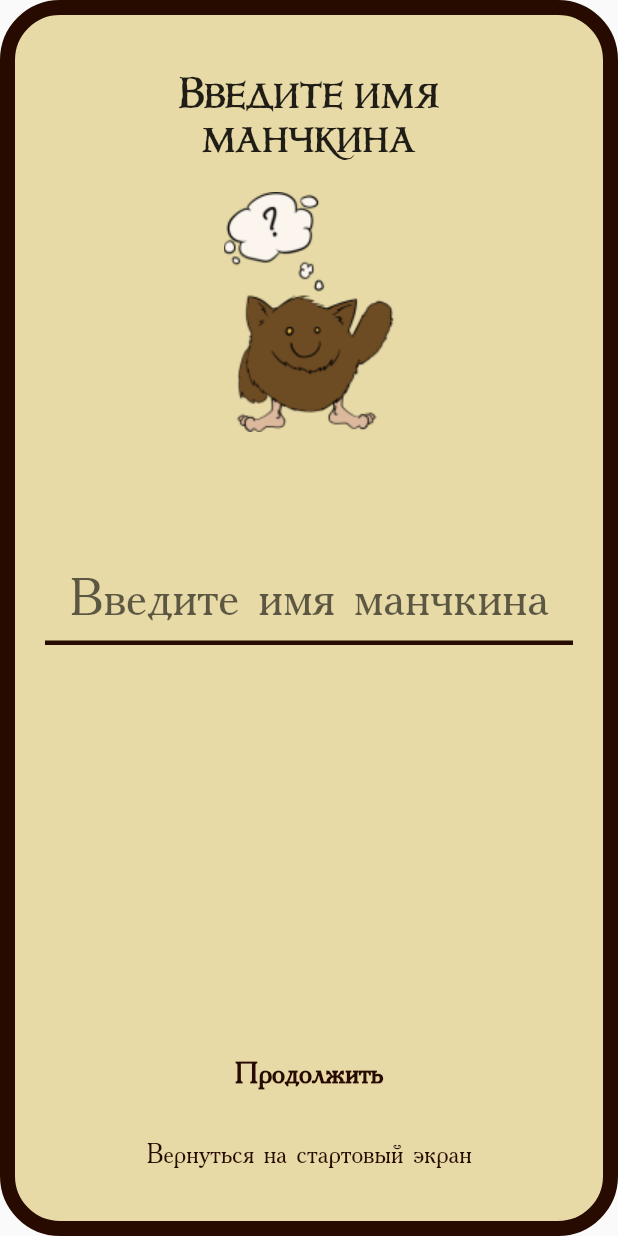
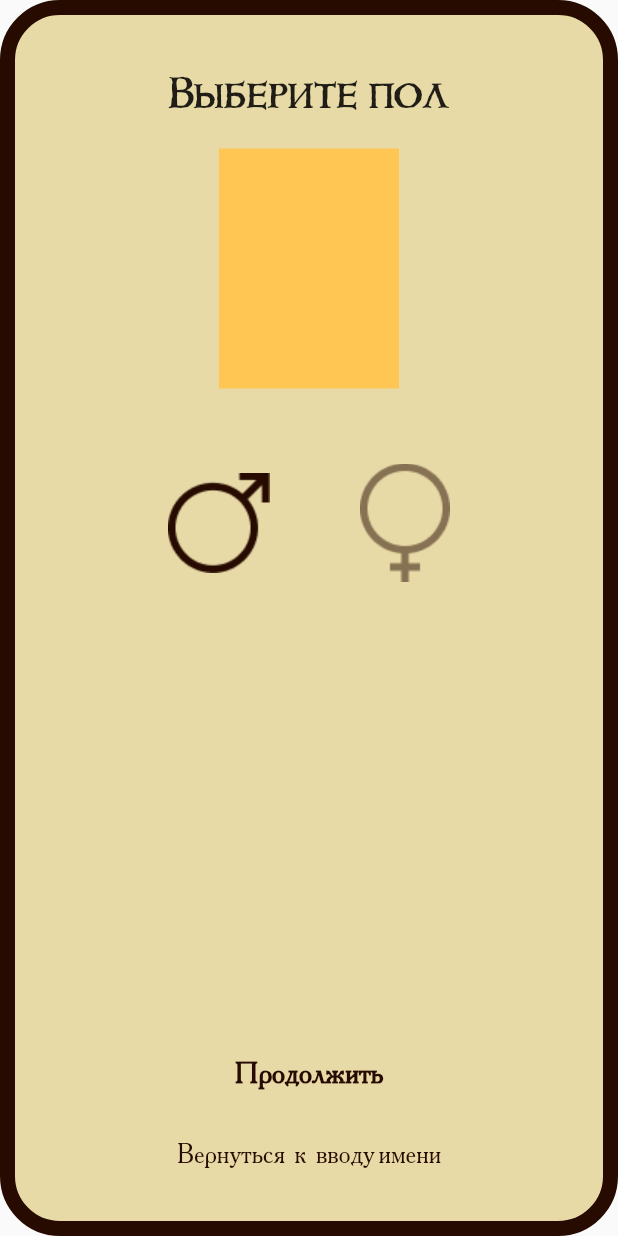
Before and after one commit to daiedy/munchkin_notebook, a Flutter app: the EnterNamePage screen opened by its route, after a tap on "Продолжить", on a phone screen of 412 x 824 dp. Run offline on Flutter 3.47's test engine with Material 2 defaults, Android fonts, the phone set to English and light mode, and no system bars; our stand-ins replace auto_route, pinput; generated files the repository leaves out were written again.

Commit message:
Создал страничку "Смена пола"

```diff
--- /dev/null
+++ b/lib/features/choose_gender_page/gender.dart
@@ -0,0 +1 @@
+enum Gender { male, female }
--- /dev/null
+++ b/lib/features/choose_gender_page/gender_controller.dart
@@ -0,0 +1,29 @@
+import 'package:munchkin_notebook1/features/choose_gender_page/gender.dart';
+
+class GenderController {
+  static const Gender _defaultGender = Gender.male;
+
+  GenderController({Gender initialGender = _defaultGender})
+      : _currentGender = initialGender;
+
+  Gender _currentGender = Gender.male;
+
+  Gender get getCurrentGender => _currentGender;
+
+  final List<Function(Gender)> _onGenderChangeListeners = [];
+
+  void addGenderListener(Function(Gender) onGenderChange) {
+    _onGenderChangeListeners.add(onGenderChange);
+  }
+
+  // void setGenderListener(Function(Gender) onGenderChange) {
+  //   _onGenderChange = onGenderChange;
+  // }
+
+  void setGender(Gender gender) {
+    _currentGender = gender;
+    _onGenderChangeListeners.forEach((onGenderChange) {
+      onGenderChange.call(_currentGender);
+    });
+  }
+}
--- /dev/null
+++ b/lib/features/choose_gender_page/presentation/choose_gender_page.dart
@@ -0,0 +1,68 @@
+import 'package:auto_route/auto_route.dart';
+import 'package:flutter/material.dart';
+import 'package:munchkin_notebook1/features/base_page/presentation/base_page.dart';
+import 'package:flutter_gen/gen_l10n/app_localizations.dart';
+import 'package:munchkin_notebook1/features/choose_gender_page/gender.dart';
+import 'package:munchkin_notebook1/features/choose_gender_page/gender_controller.dart';
+import 'package:munchkin_notebook1/features/choose_gender_page/presentation/gender_button.dart';
+import 'package:munchkin_notebook1/features/primary_button/presentation/primary_button.dart';
+import 'package:munchkin_notebook1/features/secondary_button/presentation/secondary_button.dart';
+import 'package:munchkin_notebook1/navigation/router.gr.dart';
+
+import '../../../core/ui/constants/app_colors.dart';
+
+@RoutePage()
+class ChooseGenderPage extends StatelessWidget {
+  ChooseGenderPage({super.key});
+
+  final GenderController _genderController = GenderController();
+
+  @override
+  Widget build(BuildContext context) {
+    return BasePage(
+        title: AppLocalizations.of(context)!.choose_gender_title,
+        body: Column(
+          children: [
+            Container(
+              width: 120,
+              height: 160,
+              color: AppColors.stub,
+            ),
+            Padding(
+              padding: const EdgeInsets.symmetric(vertical: 50),
+              child: Row(
+                  mainAxisAlignment: MainAxisAlignment.center,
+                  children: [
+                    GenderButton(
+                        gender: Gender.male,
+                        logoPath: AppLocalizations.of(context)!.maleLogo,
+                        controller: _genderController),
+                    GenderButton(
+                        gender: Gender.female,
+                        logoPath: AppLocalizations.of(context)!.femaleLogo,
+                        controller: _genderController),
+                  ]
+                      .map((widget) => Padding(
+                            padding: const EdgeInsets.symmetric(horizontal: 30),
+                            child: widget,
+                          ))
+                      .toList()),
+            )
+          ],
+        ),
+        actions: Column(
+          children: [
+            PrimaryButton(
+                text: AppLocalizations.of(context)!.continue_button,
+                onPress: () {
+                  //TODO: сделать роутинг на страницу "Выберите цвет"
+                }),
+            SecondaryButton(
+                text: AppLocalizations.of(context)!.back_to_enter_name_button,
+                onPress: () {
+                  AutoRouter.of(context).navigate(const EnterNameRoute());
+                })
+          ],
+        ));
+  }
+}
--- /dev/null
+++ b/lib/features/choose_gender_page/presentation/gender_button.dart
@@ -0,0 +1,47 @@
+import 'package:flutter/material.dart';
+import 'package:munchkin_notebook1/core/ui/constants/app_colors.dart';
+import 'package:munchkin_notebook1/features/choose_gender_page/gender.dart';
+import 'package:munchkin_notebook1/features/choose_gender_page/gender_controller.dart';
+
+class GenderButton extends StatefulWidget {
+  const GenderButton(
+      {super.key,
+      required this.gender,
+      required this.logoPath,
+      required this.controller});
+
+  final Gender gender;
+  final String logoPath;
+  final GenderController controller;
+
+  @override
+  State<GenderButton> createState() => _GenderButtonState();
+}
+
+class _GenderButtonState extends State<GenderButton> {
+  late Gender _currentGender;
+
+  @override
+  void initState() {
+    _currentGender = widget.controller.getCurrentGender;
+    widget.controller.addGenderListener((Gender gender) {
+      setState(() {
+        _currentGender = widget.controller.getCurrentGender;
+      });
+    });
+    super.initState();
+  }
+
+  @override
+  Widget build(BuildContext context) {
+    return InkWell(
+      onTap: () {
+        widget.controller.setGender(widget.gender);
+      },
+      child: Opacity(
+        opacity: _currentGender == widget.gender ? 1 : 0.5,
+        child: Image.asset(widget.logoPath, color: AppColors.contentColor),
+      ),
+    );
+  }
+}
--- /dev/null
+++ b/lib/features/choose_gender_page/presentation/gender_button_group.dart
@@ -0,0 +1,15 @@
+import 'package:munchkin_notebook1/features/choose_gender_page/presentation/gender_button.dart';
+
+class GenderButtonGroup {
+  GenderButtonGroup(this.genderButtonGroup);
+
+  final List<GenderButton> genderButtonGroup;
+
+  setButtonGroupState() {
+    genderButtonGroup.forEach((genderButton) {
+      genderButton.createState().setState(() {
+
+      });
+    });
+  }
+}
--- a/lib/features/enter_name_page/presentation/enter_name_page.dart
+++ b/lib/features/enter_name_page/presentation/enter_name_page.dart
@@ -53,7 +53,9 @@ class _EnterNamePageState extends State<EnterNamePage> {
           children: [
             PrimaryButton(
                 text: AppLocalizations.of(context)!.continue_button,
-                onPress: () {}),
+                onPress: () {
+                  AutoRouter.of(context).navigate(ChooseGenderRoute());
+                }),
             SecondaryButton(
                 text: AppLocalizations.of(context)!.back_to_start_button,
                 onPress: () {
--- a/lib/l10n/app_en.arb
+++ b/lib/l10n/app_en.arb
@@ -20,5 +20,9 @@
     "join_game_button": "Присоединиться к игре",
     "game_not_created_button": "Игра ещё не создана?",
     "enter_name_title": "Введите имя манчкина",
-    "chikibryak": "assets/images/chikibryak.png"
+    "chikibryak": "assets/images/chikibryak.png",
+    "choose_gender_title": "Выберите пол",
+    "back_to_enter_name_button": "Вернуться к вводу имени",
+    "maleLogo": "assets/images/male.png",
+    "femaleLogo": "assets/images/female.png"
 }
--- a/lib/navigation/router.dart
+++ b/lib/navigation/router.dart
@@ -11,5 +11,6 @@ class AppRouter extends $AppRouter {
         AutoRoute(page: EnterCodeRoute.page),
         AutoRoute(page: JoinGameRoute.page),
         AutoRoute(page: EnterNameRoute.page),
+        AutoRoute(page: ChooseGenderRoute.page),
       ];
 }
```
Also changed, not shown: assets/images/female.png (added), assets/images/male.png (added), lib/navigation/router.gr.dart.
